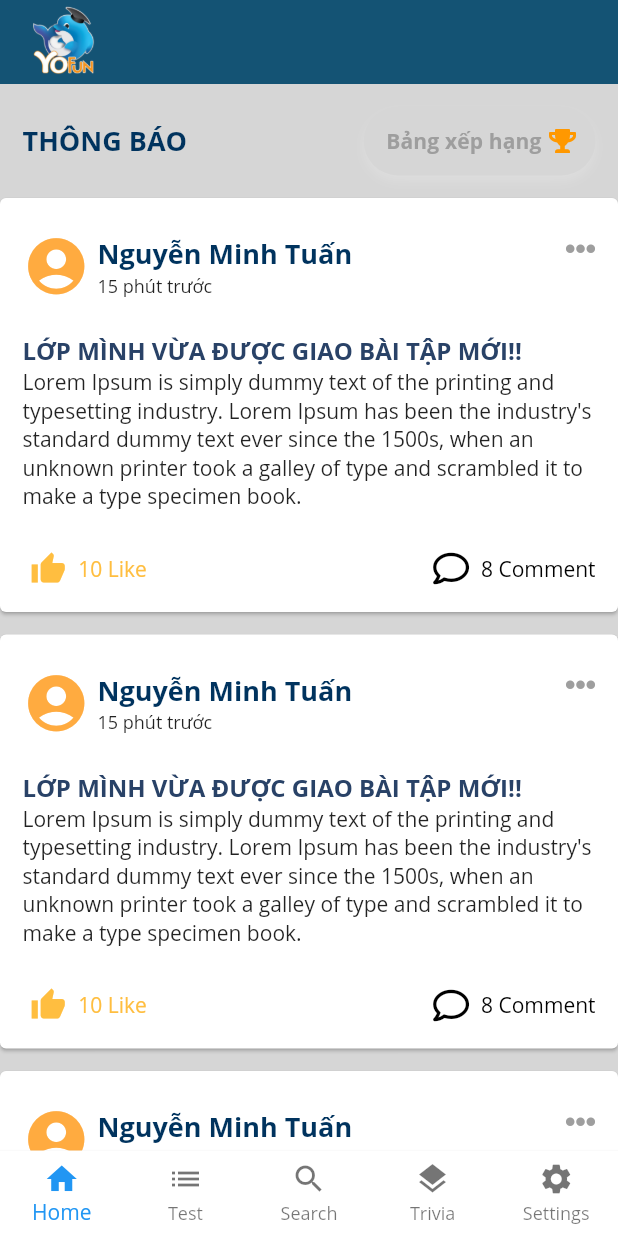
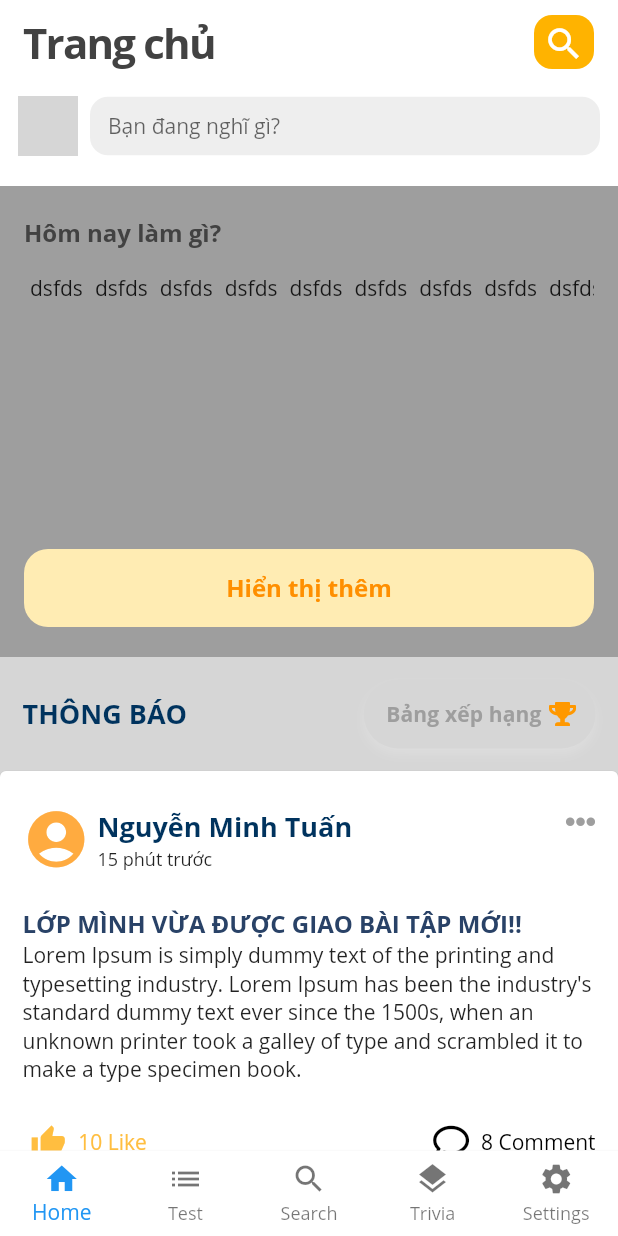
Before and after one commit to PhamQuyen03/Flutter_App, a Flutter app: the screen it shows after launch, on a phone screen of 412 x 824 dp. Run offline on Flutter 3.47's test engine with Material 2 defaults, Android fonts, the phone set to English and light mode, and no system bars; our stand-ins replace avatar_glow, bloc, cached_network_image, dartz, data_connection_checker, dio and 11 more; missing offline and left inert: encrypt; accounts and stored records are empty; network calls fail; grey boxes are pictures that could not be loaded.

Commit message:
fix layout for home screen

```diff
--- a/lib/core/config/palette.dart
+++ b/lib/core/config/palette.dart
@@ -7,6 +7,9 @@ class Palette {
   static const Color lightPrimaryColor = Color(0xff145374);
   //Deep Orange
   static const Color primaryColor = Color(0xffFFBE40);
+  static const Color primaryColor_600 = Color(0xFFFFB300);
+  static const Color primaryColor_400 = Color(0xFFFF8F00);
+  static const Color primaryColor_100 = Color(0xFFFFECB3);
   //Blue - info
   static const Color secondColor = Color(0xff03A9F4);
   //Green - success
@@ -23,6 +26,12 @@ class Palette {
 
   static const Color textDarkBlue = Color(0xFF00335E);
 
+  static const Color commonHeading = Color(0xFF424242);
+
+  static const Color onlineState = Color(0xff03A9F4);
+  static const Color neutral_200 = Color(0xffEEEEEE);
+  static const Color neutral_400 = Color(0xffBDBDBD);
+
   //! Icon Color
   static const Color iconInactive = Color(0xFFBDBDBD);
 }
--- /dev/null
+++ b/lib/features/home/data/model/dummy.dart
@@ -0,0 +1,7 @@
+import 'package:flutter_app/features/home/data/model/user.dart';
+
+final User currentUser = User(
+  name: 'Marcus Ng',
+  imageUrl:
+  'https://images.unsplash.com/photo-1578133671540-edad0b3d689e?ixlib=rb-1.2.1&ixid=eyJhcHBfaWQiOjEyMDd9&auto=format&fit=crop&w=1351&q=80',
+);
--- /dev/null
+++ b/lib/features/home/data/model/user.dart
@@ -0,0 +1,11 @@
+import 'package:meta/meta.dart';
+
+class User {
+  final String name;
+  final String imageUrl;
+
+  const User({
+    @required this.name,
+    @required this.imageUrl,
+  });
+}
--- a/lib/features/home/presentation/pages/home_page.dart
+++ b/lib/features/home/presentation/pages/home_page.dart
@@ -1,8 +1,12 @@
 import 'package:flutter/cupertino.dart';
 import 'package:flutter/material.dart';
 import 'package:flutter_app/core/config/palette.dart';
+import 'package:flutter_app/features/home/data/model/dummy.dart';
 import 'package:flutter_app/features/home/presentation/pages/top_students.dart';
+import 'package:flutter_app/features/home/presentation/widgets/create_post_container.dart';
+import 'package:flutter_app/features/home/presentation/widgets/test_suggest.dart';
 import 'package:font_awesome_flutter/font_awesome_flutter.dart';
+
 import '../widgets/new_box.dart';
 
 class HomePage extends StatefulWidget {
@@ -17,15 +21,52 @@ class _State extends State<HomePage> {
       backgroundColor: Palette.scaffold,
       body: CustomScrollView(
         slivers: [
-          const SliverAppBar(
+          SliverAppBar(
             brightness: Brightness.light,
-            backgroundColor: Palette.lightPrimaryColor,
+            backgroundColor: Colors.white,
             floating: true,
-            title: const Image(
-              image: AssetImage('assets/images/logo.png'),
-              fit: BoxFit.cover,
-              height: 60,
+            title: const Text(
+              'Trang chủ',
+              style: const TextStyle(
+                fontSize: 28,
+                fontWeight: FontWeight.bold,
+                color: Palette.commonHeading,
+                letterSpacing: -1.2,
+              ),
             ),
+            centerTitle: false,
+            actions: [
+              Padding(
+                padding: const EdgeInsets.fromLTRB(10, 10, 16, 10),
+                child: Ink(
+                  width: 40,
+                  height: 40,
+                  decoration: BoxDecoration(
+                    color: Palette.primaryColor_600,
+                    borderRadius: BorderRadius.circular(12),
+                  ),
+                  child: InkWell(
+                    borderRadius: BorderRadius.circular(12),
+                    //Something large to ensure a circle
+                    onTap: () => print('Search'),
+                    child: Padding(
+                      padding: EdgeInsets.all(5.0),
+                      child: Icon(
+                        Icons.search,
+                        size: 28.0,
+                        color: Colors.white,
+                      ),
+                    ),
+                  ),
+                ),
+              ),
+            ],
+          ),
+          SliverToBoxAdapter(
+            child: CreatePostContainer(currentUser: currentUser),
+          ),
+          SliverToBoxAdapter(
+            child: TestSuggest(),
           ),
           SliverToBoxAdapter(
             child: Container(
--- /dev/null
+++ b/lib/features/home/presentation/widgets/create_post_container.dart
@@ -0,0 +1,48 @@
+import 'package:flutter/material.dart';
+import 'package:flutter_app/core/config/palette.dart';
+import 'package:flutter_app/features/home/data/model/user.dart';
+import 'package:flutter_app/features/home/presentation/widgets/profile_avatar.dart';
+
+class CreatePostContainer extends StatelessWidget {
+  final User currentUser;
+
+  const CreatePostContainer({
+    Key key,
+    @required this.currentUser,
+  }) : super(key: key);
+
+  @override
+  Widget build(BuildContext context) {
+    return Container(
+      padding: const EdgeInsets.fromLTRB(12.0, 8, 12, 20),
+      color: Colors.white,
+      child: Column(
+        children: [
+          Row(
+            children: [
+              ProfileAvatar(imageUrl: currentUser.imageUrl),
+              const SizedBox(
+                width: 8.0,
+              ),
+              Expanded(
+                child: Container(
+                  padding: const EdgeInsets.fromLTRB(12, 10, 12, 10),
+                  decoration: BoxDecoration(
+                    borderRadius: BorderRadius.circular(12),
+                    color: Palette.neutral_200,
+                  ),
+                  child: TextField(
+                    style: TextStyle(fontSize: 14),
+                    decoration: InputDecoration.collapsed(
+                      hintText: 'Bạn đang nghĩ gì?',
+                    ),
+                  ),
+                ),
+              )
+            ],
+          ),
+        ],
+      ),
+    );
+  }
+}
--- /dev/null
+++ b/lib/features/home/presentation/widgets/profile_avatar.dart
@@ -0,0 +1,42 @@
+import 'package:cached_network_image/cached_network_image.dart';
+import 'package:flutter/material.dart';
+import 'package:flutter_app/core/config/palette.dart';
+
+class ProfileAvatar extends StatelessWidget {
+  final String imageUrl;
+  final bool isActive;
+
+  ProfileAvatar({
+    @required this.imageUrl,
+    this.isActive = false,
+  });
+
+  @override
+  Widget build(BuildContext context) {
+    return Stack(
+      children: [
+        CircleAvatar(
+          radius: 20.0,
+          backgroundColor: Colors.grey[200],
+          backgroundImage: CachedNetworkImageProvider(imageUrl),
+        ),
+        isActive ? Positioned(
+          child: Container(
+            height: 15,
+            width: 15,
+            decoration: BoxDecoration(
+              color: Palette.onlineState,
+              shape: BoxShape.circle,
+              border: Border.all(
+                width: 2.0,
+                color: Colors.white,
+              ),
+            ),
+          ),
+          bottom: 0.0,
+          right: 0.0,
+        ) : const SizedBox.shrink()
+      ],
+    );
+  }
+}
--- /dev/null
+++ b/lib/features/home/presentation/widgets/test_suggest.dart
@@ -0,0 +1,56 @@
+import 'package:flutter/material.dart';
+import 'package:flutter_app/core/config/palette.dart';
+
+class TestSuggest extends StatelessWidget {
+  @override
+  Widget build(BuildContext context) {
+    return Container(
+      padding: const EdgeInsets.fromLTRB(16, 20, 16, 20),
+      color: Colors.grey,
+      child: Column(
+        crossAxisAlignment: CrossAxisAlignment.start,
+        children: [
+          Text(
+            'Hôm nay làm gì?',
+            style: TextStyle(
+                fontSize: 16,
+                color: Palette.commonHeading,
+                fontWeight: FontWeight.bold),
+          ),
+          Container(
+            padding: const EdgeInsets.only(top: 16, bottom: 16),
+            height: 200,
+            child: ListView.builder(
+              scrollDirection: Axis.horizontal,
+              itemBuilder: (context, index) {
+                return Padding(
+                  padding: const EdgeInsets.symmetric(horizontal: 4.0),
+                  child: Text('dsfds'),
+                );
+              },
+              itemCount: 20,
+            ),
+          ),
+          FlatButton(
+            minWidth: double.infinity,
+            textColor: Palette.primaryColor_400,
+            shape: RoundedRectangleBorder(
+              borderRadius: BorderRadius.circular(16.0)
+            ),
+            padding: const EdgeInsets.fromLTRB(16, 15, 16, 15),
+            onPressed: () => print('Hello'),
+            color: Palette.primaryColor_100,
+            child: Text('Hiển thị thêm', style: TextStyle(fontSize: 16, fontWeight: FontWeight.bold),),
+          ),
+        ],
+      ),
+    );
+  }
+}
+
+class ItemTestSuggest extends  StatelessWidget {
+  @override
+  Widget build(BuildContext context) {
+    return Container();
+  }
+}
--- a/pubspec.yaml
+++ b/pubspec.yaml
@@ -57,6 +57,8 @@ dependencies:
   intl: '>=0.16.1'
   #
   flutter_svg: ^0.19.1
+  #  cached image from url
+  cached_network_image: ^2.2.0+1
 
 dev_dependencies:
   flutter_test:
```
Also changed, not shown: pubspec.lock.
